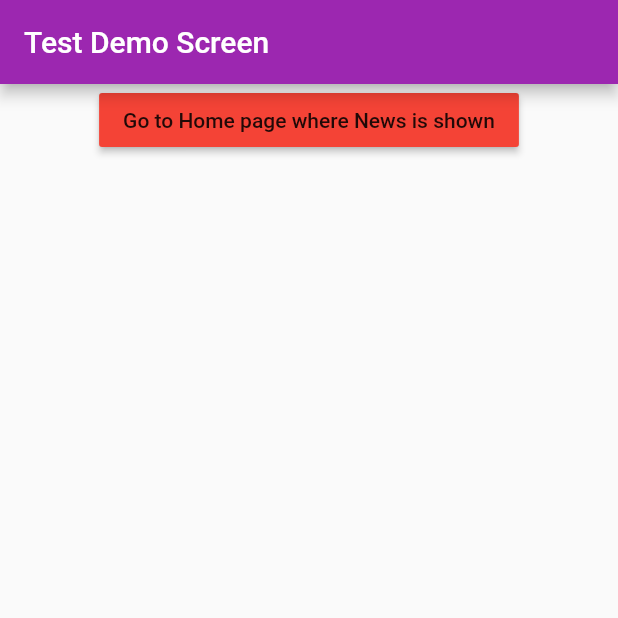
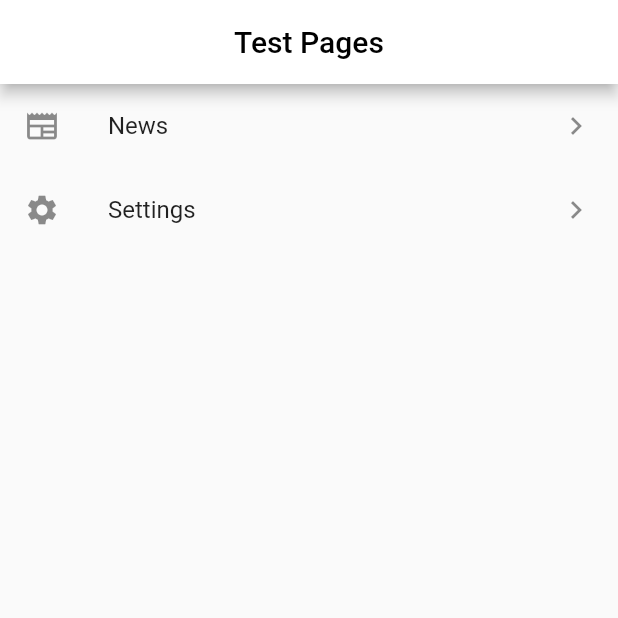
Before and after one commit to ashwin2201/CZ2006-ScrapIT, a Flutter app: the screen it shows after launch, on a phone screen of 412 x 824 dp, the top half of it. Run offline on Flutter 3.47's test engine with Material 2 defaults, Android fonts, the phone set to English and light mode, and no system bars; our stand-ins replace url_launcher_web.

Commit message:
test pages layout

```diff
--- a/lib/main.dart
+++ b/lib/main.dart
@@ -1,6 +1,7 @@
 import 'package:flutter/material.dart';
 import 'package:scrap_it/test_screen.dart';
 
+import 'Setting/setting.dart';
 import 'homeScreen/ui/home_screen.dart';
 
 void main() => runApp(MyApp());
@@ -11,7 +12,11 @@ class MyApp extends StatelessWidget {
     return MaterialApp(
       // home: MyStatefulWidget(),
       initialRoute: '/',
-      routes: {'/': (context) => Screen0(), '/home': (context) => HomePage()},
+      routes: {
+        '/': (context) => Screen0(),
+        '/home': (context) => HomePage(),
+        '/settings': (context) => SettingsLayout(),
+      }
     );
   }
 }
--- a/lib/test_screen.dart
+++ b/lib/test_screen.dart
@@ -4,24 +4,42 @@ import 'homeScreen/ui/home_screen.dart';
 class Screen0 extends StatelessWidget {
   @override
   Widget build(BuildContext context) {
-    return Scaffold(
-      appBar: AppBar(
-        backgroundColor: Colors.purple,
-        title: Text('Test Demo Screen'),
+    return MaterialApp(
+      debugShowCheckedModeBanner: false,
+      home: Scaffold(
+        appBar: AppBar(title:Text("Test Pages"),
+          centerTitle: true,
+          backgroundColor: Colors.white,
+          foregroundColor: Colors.black,),
+        body: TestList(context),
+        //bottomNavigationBar: build2(context),
       ),
-      body: Center(
-        child: Column(
-          children: <Widget>[
-            RaisedButton(
-              color: Colors.red,
-              child: Text('Go to Home page where News is shown'),
-              onPressed: () {
-                Navigator.pushNamed(context, '/home');
-              },
-            ),
-          ],
-        ),
-      ),
+
     );
   }
+
 }
+
+Widget TestList(BuildContext context) {
+  return ListView(
+    children: <Widget>[
+      ListTile(
+        leading: Icon(Icons.newspaper),
+        title: Text("News"),
+        trailing: Icon(Icons.navigate_next),
+        onTap: () {
+          Navigator.pushNamed(context, "/home");
+        },
+      ),
+      ListTile(
+        leading: Icon(Icons.settings),
+        title: Text("Settings"),
+        trailing: Icon(Icons.navigate_next),
+        onTap: () {
+          Navigator.pushNamed(context, "/settings");
+        },
+      ),
+
+    ],
+  );
+}
```
Also changed, not shown: lib/Setting/setting.dart (added, +102 -0 lines), lib/generated_plugin_registrant.dart (added, +16 -0 lines).
